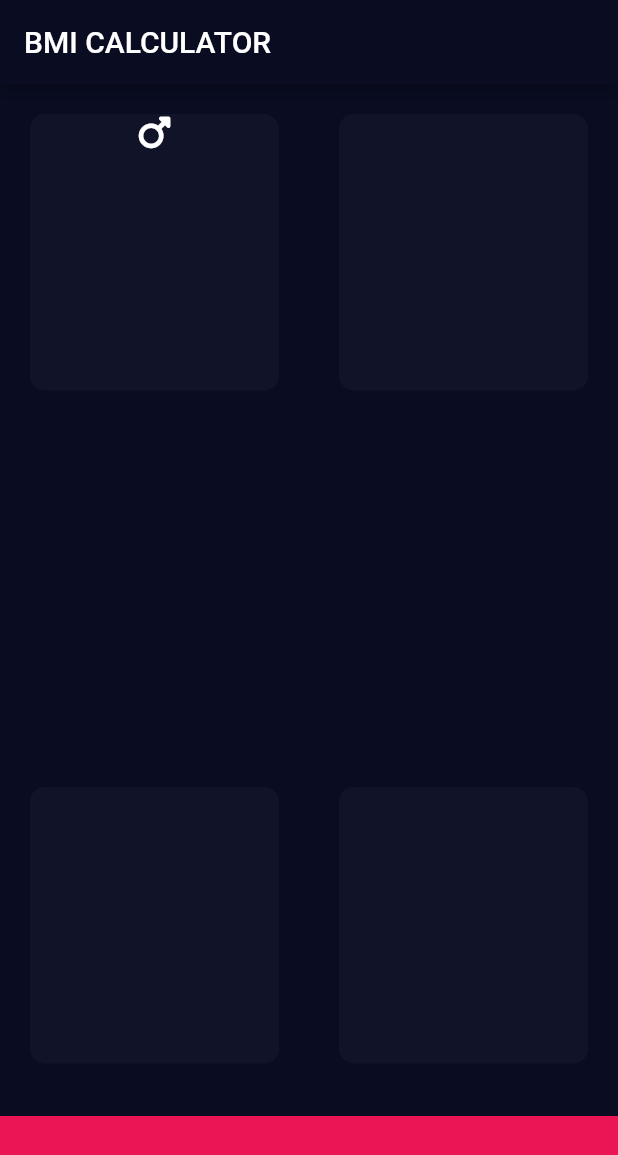
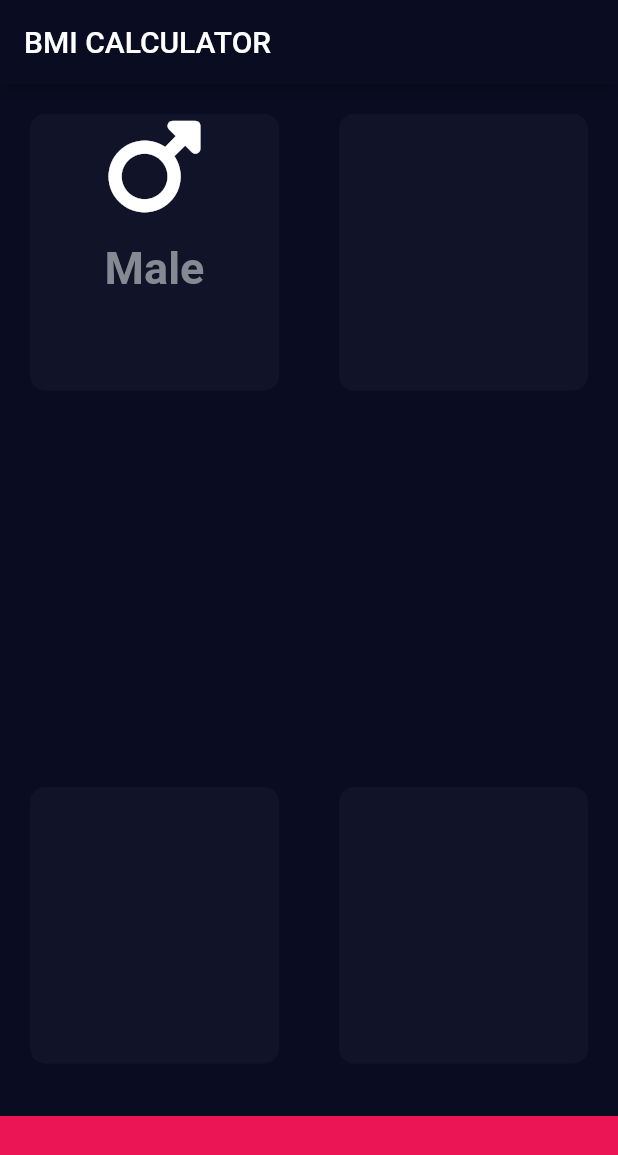
Before and after one commit to HeratUni-CS/bmi-calculator-JalaluddinKhafi, a Flutter app: the screen it shows after launch, on a phone screen of 412 x 824 dp. Shown: the top 1155 px of the screen. Run offline on Flutter 3.47's test engine with Material 2 defaults, Android fonts, the phone set to English and light mode, and no system bars; our stand-ins replace font_awesome_flutter.

Commit message:
text and it's properties added

```diff
--- a/lib/inputPage.dart
+++ b/lib/inputPage.dart
@@ -23,7 +23,17 @@ class _InputPageState extends State<InputPage> {
                 reusibleW(color: actCardColor,
                   child: Column(
                     children: [
-                      Icon(FontAwesomeIcons.mars)
+                      Icon(FontAwesomeIcons.mars,
+                      size: 70,),
+                      SizedBox(height: 15,
+                      ),
+                      Text('Male',
+                      style:TextStyle(
+                        fontSize: 30,
+                        color: Color(0xFF868892),
+                        fontWeight: FontWeight.bold,
+                      ),
+                      )
                     ],
                   ),
 
```
